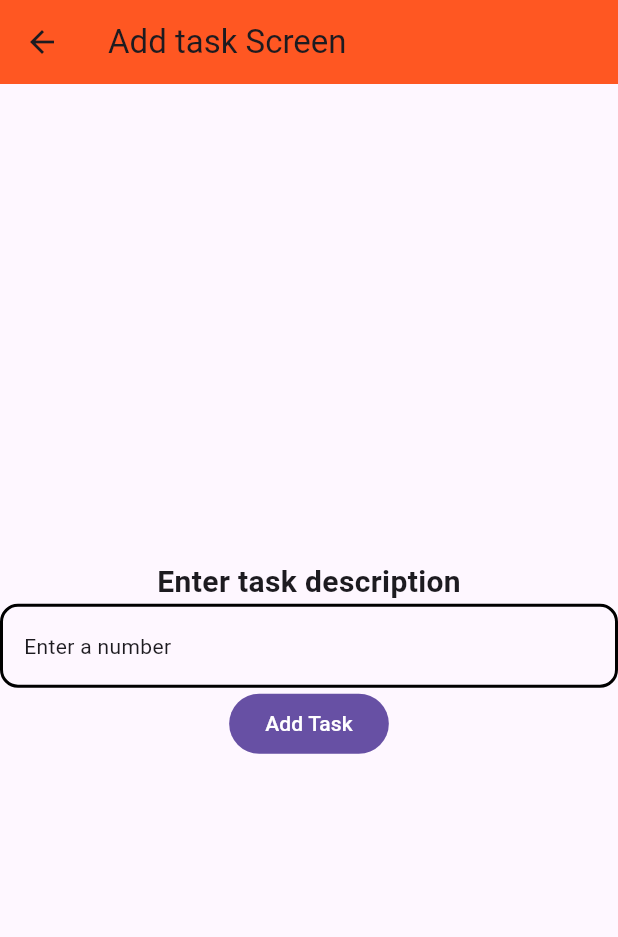
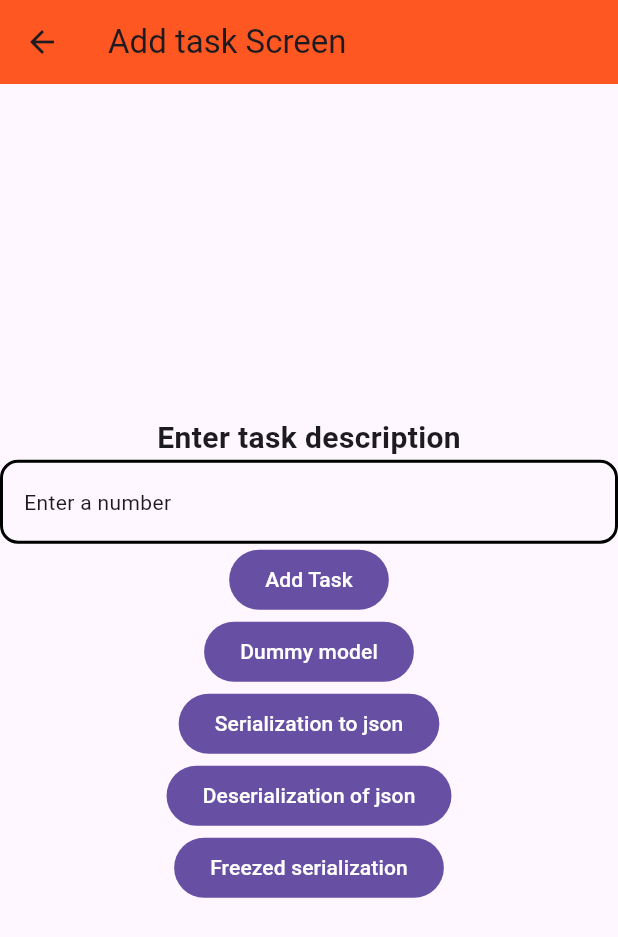
Before and after one commit to soumen88/tcslearnapp, a Flutter app: the AddTaskScreen screen opened directly, on a phone screen of 412 x 824 dp. Shown: the top 937 px of the screen. Run offline on Flutter 3.47's test engine with Material 3 defaults, Android fonts, the phone set to English and light mode, and no system bars; our stand-ins replace camera, chewie, flutter_rating, freezed_annotation, permission_handler, video_player.

Commit message:
Final commit to basic tcs app

```diff
--- a/lib/pageviewdemo/fake_product_model.dart
+++ b/lib/pageviewdemo/fake_product_model.dart
@@ -13,5 +13,9 @@ class FakeProductModel {
     required this.discountedPrice
   });
 
+  @override
+  String toString() {
+    return "Product details title $title and its price $actualPrice";
+  }
 
 }
--- a/lib/tododemo/add_task_screen.dart
+++ b/lib/tododemo/add_task_screen.dart
@@ -1,7 +1,13 @@
+import 'dart:convert';
+
 import 'package:flutter/material.dart';
 import 'package:provider/provider.dart';
+import 'package:tcslearnapp/base/logger_utils.dart';
 import 'package:tcslearnapp/commonwidgets/input_field_widget.dart';
+import 'package:tcslearnapp/pageviewdemo/fake_product_model.dart';
 import 'package:tcslearnapp/tododemo/task_notifier.dart';
+import 'package:tcslearnapp/tododemo/to_do_model.dart';
+import 'package:tcslearnapp/tododemo/to_do_updated_model.dart';
 
 class AddTaskScreen extends StatefulWidget {
 
@@ -16,7 +22,8 @@ class AddTaskScreen extends StatefulWidget {
 
 class _AddTaskScreenState extends State<AddTaskScreen> {
   final TextEditingController taskController = TextEditingController();
-
+  final _logger = LoggerUtils();
+  final _TAG = "AddTaskScreen";
   @override
   void initState() {
     if(widget.isTaskModified){
@@ -68,8 +75,65 @@ class _AddTaskScreenState extends State<AddTaskScreen> {
                     );
                   }
                 }
+            ),
+            FilledButton(
+                onPressed: (){
+                  FakeProductModel fakeProductModel = FakeProductModel(
+                      productImageUrl: "https://fastly.picsum.photos/id/7/4728/316812345.jpg?hmac=c5B5tfYFM9blHHMhuu4UKmhnbZoJqrzNOP9xjkV4w3o",
+                      title: "Portrait",
+                      actualPrice: 3000,
+                      rating: 4.5,
+                      discountedPrice: 2000
+                  );
+                  print("Fake product model before $fakeProductModel");
+
+                  fakeProductModel.actualPrice = 3500;
+                  print("Fake product model after $fakeProductModel");
+                },
+                child: Text("Dummy model")
+            ),
+            FilledButton(
+                onPressed: (){
+                  ToDoModel one = ToDoModel(
+                    completed: false,
+                    id: 123,
+                    title: "Title for first model",
+                    userId: 987
+                  );
+                  var jsonString = jsonEncode(one);
+                  _logger.log(TAG: _TAG, message: "Todo model ${jsonString}");
+                },
+                child: Text("Serialization to json")
+            ),
+            FilledButton(
+                onPressed: (){
+                  var responseFromSever = '{"userId":1000,"id":123,"title":"Title for second model","completed":false}';
+                  ToDoModel two = ToDoModel.fromJson(jsonDecode(responseFromSever));
+                  _logger.log(TAG: _TAG, message: "After deserialization $two");
+                  two.id = 456;
+                  _logger.log(TAG: _TAG, message: "After deserialization $two");
+                },
+                child: Text("Deserialization of json")
+            ),
+            FilledButton(
+                onPressed: (){
+                  ToDoUpdatedModel toDo = ToDoUpdatedModel(
+                      userId: 123,
+                      id: 45,
+                      title: "To do model",
+                      completed: false,
+                  );
+                  _logger.log(TAG: _TAG, message: "To string $toDo");
+                  _logger.log(TAG: _TAG, message: "To json ${toDo.toJson()}");
+                  _logger.log(TAG: _TAG, message: "To do model hashcode ${toDo.hashCode}");
+
+                  var updatedToDoModel = toDo.copyWith(
+                    id: 567
+                  );
+                  _logger.log(TAG: _TAG, message: "Updated to do model hashcode ${updatedToDoModel.hashCode}");
+                },
+                child: Text("Freezed serialization")
             )
-
           ],
         ),
       ),
--- /dev/null
+++ b/lib/tododemo/to_do_model.dart
@@ -0,0 +1,33 @@
+class ToDoModel {
+  int? userId;
+  int? id;
+  String? title;
+  bool? completed;
+  bool? taskId;
+
+  ToDoModel({this.userId, this.id, this.title, this.completed});
+
+  ToDoModel.fromJson(Map<String, dynamic> json) {
+    userId = json['userId'];
+    id = json['id'];
+    title = json['title'];
+    completed = json['completed'];
+    completed = json['completed'];
+  }
+
+  Map<String, dynamic> toJson() {
+    final Map<String, dynamic> data = new Map<String, dynamic>();
+    data['userId'] = this.userId;
+    data['id'] = this.id;
+    data['title'] = this.title;
+    data['completed'] = this.completed;
+    data['completed'] = this.completed;
+    return data;
+  }
+
+  @override
+  String toString() {
+
+    return "User id ${this.userId} and title ${this.title} and Id ${this.id} Completed ${this.completed}";
+  }
+}
--- /dev/null
+++ b/lib/tododemo/to_do_updated_model.dart
@@ -0,0 +1,18 @@
+import 'package:freezed_annotation/freezed_annotation.dart';
+
+part 'to_do_updated_model.freezed.dart';
+part 'to_do_updated_model.g.dart';
+
+///flutter pub run build_runner build --delete-conflicting-outputs
+@freezed
+abstract class ToDoUpdatedModel with _$ToDoUpdatedModel {
+  @JsonSerializable(explicitToJson: true)
+  const factory ToDoUpdatedModel({
+    required int userId,
+    required int id,
+    required String title,
+    required bool completed,
+  }) = _ToDoUpdatedModel;
+
+  factory ToDoUpdatedModel.fromJson(Map<String, Object?> json) => _$ToDoUpdatedModelFromJson(json);
+}
```
Also changed, not shown: pubspec.yaml (+12 -0 lines), lib/tododemo/to_do_updated_model.freezed.dart (added), lib/tododemo/to_do_updated_model.g.dart (added), pubspec.lock.
